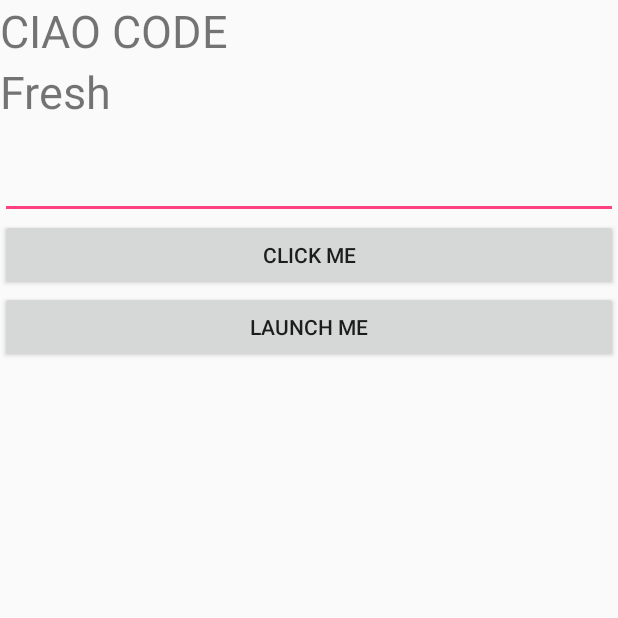
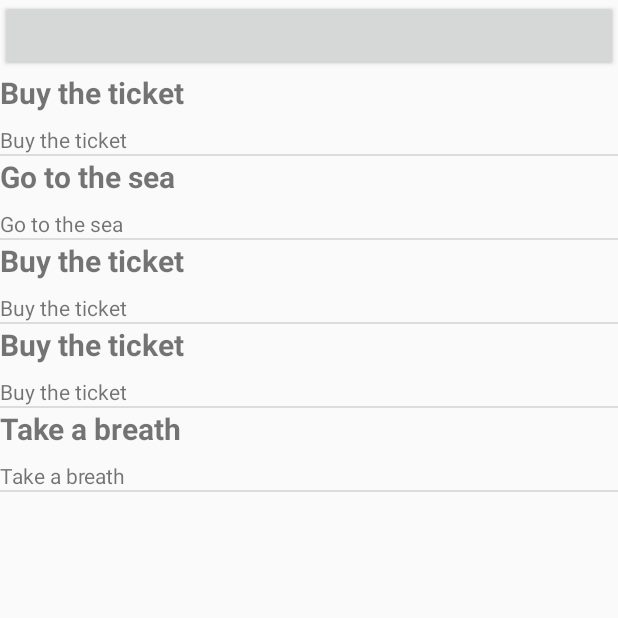
Before and after one commit to eliantor/Webinar2016, an Android app: the screen it shows after launch (HelloActivity before the commit, NotesListActivity after it), on a phone screen of 412 x 824 dp, the top half of it. Run offline under Robolectric (Android 15) with nearby library versions, the phone set to English and light mode, and no system bars.

Commit message:
second session on lists

```diff
--- a/app/build.gradle
+++ b/app/build.gradle
@@ -24,7 +24,11 @@ dependencies {
     androidTestCompile('com.android.support.test.espresso:espresso-core:2.2.2', {
         exclude group: 'com.android.support', module: 'support-annotations'
     })
+
     compile 'com.android.support:appcompat-v7:24.2.0'
+
+    compile 'com.android.support:recyclerview-v7:24.2.0'
+
     compile 'com.android.support.constraint:constraint-layout:1.0.0-alpha7'
     testCompile 'junit:junit:4.12'
 }
--- a/app/src/main/java/com/webinar/android/hellowebinar/HelloActivity.java
+++ b/app/src/main/java/com/webinar/android/hellowebinar/HelloActivity.java
@@ -4,12 +4,15 @@ import android.app.Activity;
 import android.content.Context;
 import android.content.Intent;
 import android.os.Bundle;
+import android.os.Parcelable;
 import android.util.Log;
 import android.view.View;
 import android.widget.Button;
 import android.widget.EditText;
 import android.widget.TextView;
 import android.widget.Toast;
+
+import com.webinar.android.hellowebinar.data.Student;
 
 /**
  * Created by aktor on 06/09/16.
@@ -101,6 +104,9 @@ public class HelloActivity extends Activity implements View.OnClickListener{
     protected void onSaveInstanceState(Bundle outState) {
         super.onSaveInstanceState(outState);
         outState.putString(TEXT_KEY,mText);
+//        outState.putParcelable("STUDENT",new Student("Andrea",2));
+//        Student student = outState.getParcelable("STUDENT");
+
     }
 
     private void updateText(){
--- /dev/null
+++ b/app/src/main/java/com/webinar/android/hellowebinar/NotesListActivity.java
@@ -0,0 +1,145 @@
+package com.webinar.android.hellowebinar;
+
+import android.app.Activity;
+import android.content.Context;
+import android.os.Bundle;
+import android.util.Log;
+import android.view.LayoutInflater;
+import android.view.View;
+import android.view.ViewGroup;
+import android.widget.AdapterView;
+import android.widget.BaseAdapter;
+import android.widget.Button;
+import android.widget.ListView;
+import android.widget.TextView;
+
+import com.webinar.android.hellowebinar.data.Note;
+import com.webinar.android.hellowebinar.data.NoteRepository;
+
+import java.util.ArrayList;
+import java.util.Date;
+import java.util.List;
+
+/**
+ * Created by aktor on 08/09/16.
+ */
+
+public class NotesListActivity extends Activity {
+
+    private static final String TAG = "NoteList";
+    private ListView mListView;
+    private NotesAdapter mAdapter;
+
+
+    @Override
+    protected void onCreate(Bundle savedInstanceState) {
+        super.onCreate(savedInstanceState);
+        setContentView(R.layout.notes_activity_list);
+        mListView = (ListView)findViewById(R.id.list);
+        // creiamo dei dati stub
+        NoteRepository repo = NoteRepository.getInstance();
+        repo.fillRandomNotes(5);
+
+        List<Note> allNotes = repo.getAllNotes();
+
+        final Button addRandomNote = (Button)findViewById(R.id.add_random_note);
+        addRandomNote.setOnClickListener(new View.OnClickListener() {
+            @Override
+            public void onClick(View v) {
+                addRandomNote();
+            }
+        });
+        // ---
+        mAdapter = new NotesAdapter(this,allNotes);
+        //mAdapter.swap(allNotes);
+        mListView.setAdapter(/*allNotes <-> mListView */mAdapter);
+        mListView.setOnItemClickListener(new AdapterView.OnItemClickListener() {
+            @Override
+            public void onItemClick(AdapterView<?> parent, View view,
+                                    int position, long id) {
+                Note item = mAdapter.getItem(position);
+                Log.d(TAG, "onItemClick: "+item.toString());
+            }
+        });
+    }
+
+    private void addRandomNote(){
+        Note note = new Note("Nota dinamica","Nuova Nota",false,new Date());
+        NoteRepository repo = NoteRepository.getInstance();
+        repo.addNote(note);
+        List<Note> allNotes = repo.getAllNotes();
+        mAdapter.swap(allNotes);
+    }
+
+    private class NotesAdapter extends BaseAdapter {
+
+        List<Note> mNotes;
+        LayoutInflater mInflater;
+
+        NotesAdapter(Context context, List<Note> notes){
+            mNotes = new ArrayList<>();
+            mNotes.addAll(notes);
+            mInflater = LayoutInflater.from(context);
+        }
+
+        public void swap(List<Note> allNotes) {
+            mNotes.clear();
+            mNotes.addAll(allNotes);
+            notifyDataSetChanged(); // <------
+        }
+
+        @Override
+        public int getCount() {
+            return mNotes.size();
+        }
+
+        @Override
+        public Note getItem(int position) {
+            return mNotes.get(position);
+        }
+
+        @Override
+        public long getItemId(int position) {
+            return position;
+        }
+
+        @Override
+        public View getView(int position, View recycledView, ViewGroup parent) {
+            //* prendere la nota a posizione position
+            Note item = getItem(position);
+
+            ViewHolder holder;
+            //* creare la view note_item_view che la rappresenta
+            if (recycledView == null) {
+                recycledView = mInflater.inflate(R.layout.note_item_view, parent, false);
+                holder = new ViewHolder(recycledView);
+                recycledView.setTag(holder);
+            } else {
+                holder = (ViewHolder)recycledView.getTag();
+            }
+
+            holder.bind(item);
+            //* collegare i dati a note_item_view
+
+            return recycledView;
+        }
+
+
+    }
+
+    private static class ViewHolder {
+
+        private TextView titleView;
+        private TextView contentView;
+
+        private ViewHolder(View view){
+            titleView =(TextView)view.findViewById(R.id.note_title);
+            contentView =(TextView)view.findViewById(R.id.note_content);
+        }
+
+        public void bind(Note item) {
+            titleView.setText(item.getTitle());
+            contentView.setText(item.getContent());
+        }
+    }
+}
--- a/app/src/main/java/com/webinar/android/hellowebinar/SecondActivity.java
+++ b/app/src/main/java/com/webinar/android/hellowebinar/SecondActivity.java
@@ -36,7 +36,8 @@ public class SecondActivity extends Activity {
         findViewById(R.id.respond).setOnClickListener(new View.OnClickListener() {
             @Override
             public void onClick(View view) {
-                setResult(RESULT_OK);
+                setResult(RESULT_OK,new Intent()
+                        .putExtra("RESPONSE","VALUE"));
                 finish();
             }
         });
--- /dev/null
+++ b/app/src/main/java/com/webinar/android/hellowebinar/data/Note.java
@@ -0,0 +1,109 @@
+package com.webinar.android.hellowebinar.data;
+
+import android.content.Context;
+import android.os.Parcel;
+import android.os.Parcelable;
+import android.text.format.DateFormat;
+
+import java.util.Date;
+
+/**
+ * Created by aktor on 08/09/16.
+ */
+public class Note implements Parcelable {
+
+    private String mTitle;
+    private String mContent;
+    private boolean mStarred;
+    private Date mCreatedAt;
+
+    public Note(String title,String content,boolean starred,Date created){
+        this.mTitle = title;
+        this.mContent = content;
+        this.mStarred = starred;
+        this.mCreatedAt = created;
+    }
+
+    public long getTimestamp(){
+        return mCreatedAt.getTime();
+    }
+
+    public boolean isStarred(){
+        return mStarred;
+    }
+
+    public Date getCreatedAt(){
+        return mCreatedAt;
+    }
+
+    public String getTitle() {
+        return mTitle;
+    }
+
+
+    public String getContent() {
+        return mContent;
+    }
+
+    public String getFormattedDate(Context context){
+        return DateFormat.getMediumDateFormat(context).format(mCreatedAt);
+    }
+
+    @Override
+    public boolean equals(Object o) {
+        if (this == o) return true;
+        if (o == null || getClass() != o.getClass()) return false;
+
+        Note note = (Note) o;
+
+        if (mStarred != note.mStarred) return false;
+        if (!mTitle.equals(note.mTitle)) return false;
+        if (!mContent.equals(note.mContent)) return false;
+        return mCreatedAt.equals(note.mCreatedAt);
+
+    }
+
+    @Override
+    public int hashCode() {
+        int result = mTitle.hashCode();
+        result = 31 * result + mContent.hashCode();
+        result = 31 * result + (mStarred ? 1 : 0);
+        result = 31 * result + mCreatedAt.hashCode();
+        return result;
+    }
+
+    // parcelable
+    @Override
+    public int describeContents() {
+        return 0;
+    }
+
+    @Override
+    public void writeToParcel(Parcel dest, int flags) {
+        dest.writeString(mTitle);
+        dest.writeString(mContent);
+        dest.writeByte((byte) (mStarred ? 1 : 0));
+        dest.writeLong(mCreatedAt.getTime());
+    }
+
+
+    protected Note(Parcel in) {
+        mTitle = in.readString();
+        mContent = in.readString();
+        mStarred = in.readByte() != 0;
+        mCreatedAt = new Date(in.readLong());
+    }
+
+    public static final Creator<Note> CREATOR = new Creator<Note>() {
+        @Override
+        public Note createFromParcel(Parcel in) {
+            return new Note(in);
+        }
+
+        @Override
+        public Note[] newArray(int size) {
+            return new Note[size];
+        }
+    };
+
+}
--- /dev/null
+++ b/app/src/main/java/com/webinar/android/hellowebinar/data/NoteRepository.java
@@ -0,0 +1,92 @@
+package com.webinar.android.hellowebinar.data;
+
+import java.util.ArrayList;
+import java.util.Collections;
+import java.util.Date;
+import java.util.List;
+import java.util.Random;
+
+/**
+ * Created by aktor on 08/09/16.
+ *
+ */
+public class NoteRepository {
+
+    private static final NoteRepository INSTANCE = new NoteRepository();
+
+    private static final Random RAND = new Random();
+    private static final String[] RANDOM_TEXTS ={
+            "Nothing to say",
+            "Remember the milk",
+            "Buy a new phone",
+            "Write the slides",
+            "Buy the ticket",
+            "Try to sleep",
+            "Take a breath",
+            "Complete the app",
+            "Conquest the planet",
+            "Go to the sea",
+            "Clean my room",
+            "Try to walk through walls"
+    };
+
+    private List<Note> notes;
+
+    public static NoteRepository getInstance(){
+        return INSTANCE;
+    }
+
+    private NoteRepository(){
+        notes = new ArrayList<>();
+    }
+
+    public void addNote(Note note){
+        notes.add(note);
+    }
+
+    public void clearNotes(){
+        notes.clear();
+    }
+
+    public void fillRandomNotes(int qty){
+        clearNotes();
+        for (int i = 0; i < qty; i++) {
+            addRandomNote(notes,i);
+        }
+    }
+
+    public void addNote(String title,String content){
+        Note note = makeNote(title,content);
+        addNote(note);
+    }
+
+    private Note makeNote(String title,String content){
+        Note note = new Note(title,content,false,new Date(System.currentTimeMillis()));
+        return note;
+    }
+
+    public List<Note> getAllNotes(){
+        return Collections.unmodifiableList(notes);
+    }
+
+    public int count(){
+        return notes.size();
+    }
+
+    public Note searchNote(String title){
+        for (int i = 0; i < notes.size(); i++) {
+            Note note = notes.get(i);
+            if (note.getTitle().equals(title)){
+                return note;
+            }
+        }
+        return null;
+    }
+
+    private static void addRandomNote(List<Note> notes,int i){
+        String text = RANDOM_TEXTS[RAND.nextInt(RANDOM_TEXTS.length)];
+        Date now = new Date(System.currentTimeMillis());
+        Note note = new Note(text,text,RAND.nextBoolean(),now);
+        notes.add(note);
+    }
+}
--- a/app/src/main/res/layout/hello_activity.xml
+++ b/app/src/main/res/layout/hello_activity.xml
@@ -1,5 +1,6 @@
 <?xml version="1.0" encoding="utf-8"?>
-<LinearLayout xmlns:android="http://schemas.android.com/apk/res/android"
+<LinearLayout
+    xmlns:android="http://schemas.android.com/apk/res/android"
     android:orientation="vertical"
     android:layout_width="match_parent"
     android:layout_height="match_parent">
--- /dev/null
+++ b/app/src/main/res/layout/note_item_view.xml
@@ -0,0 +1,21 @@
+<?xml version="1.0" encoding="utf-8"?>
+<LinearLayout
+    xmlns:android="http://schemas.android.com/apk/res/android"
+    xmlns:tools="http://schemas.android.com/tools"
+    android:orientation="vertical"
+    android:layout_width="match_parent"
+    android:layout_height="wrap_content">
+    <TextView
+        android:id="@+id/note_title"
+        tools:text="Title"
+        android:textSize="20sp"
+        android:textStyle="bold"
+        android:layout_width="match_parent"
+        android:layout_height="wrap_content"
+        android:layout_marginBottom="8dp"/>
+    <TextView
+        android:id="@+id/note_content"
+        tools:text="Content"
+        android:layout_width="match_parent"
+        android:layout_height="wrap_content" />
+</LinearLayout>
--- /dev/null
+++ b/app/src/main/res/layout/notes_activity_list.xml
@@ -0,0 +1,13 @@
+<?xml version="1.0" encoding="utf-8"?>
+<LinearLayout xmlns:android="http://schemas.android.com/apk/res/android"
+    android:orientation="vertical" android:layout_width="match_parent"
+    android:layout_height="match_parent">
+    <Button
+        android:id="@+id/add_random_note"
+        android:layout_width="match_parent"
+        android:layout_height="wrap_content" />
+<ListView
+    android:id="@+id/list"
+    android:layout_width="match_parent"
+    android:layout_height="match_parent"/>
+</LinearLayout>
--- a/build.gradle
+++ b/build.gradle
@@ -5,7 +5,7 @@ buildscript {
         jcenter()
     }
     dependencies {
-        classpath 'com.android.tools.build:gradle:2.2.0-alpha7'
+        classpath 'com.android.tools.build:gradle:2.2.0-beta3'
 
         // NOTE: Do not place your application dependencies here; they belong
         // in the individual module build.gradle files
```
Also changed, not shown: app/src/main/AndroidManifest.xml (+8 -0 lines), app/src/main/java/com/webinar/android/hellowebinar/data/Student.java (added, +45 -0 lines).
